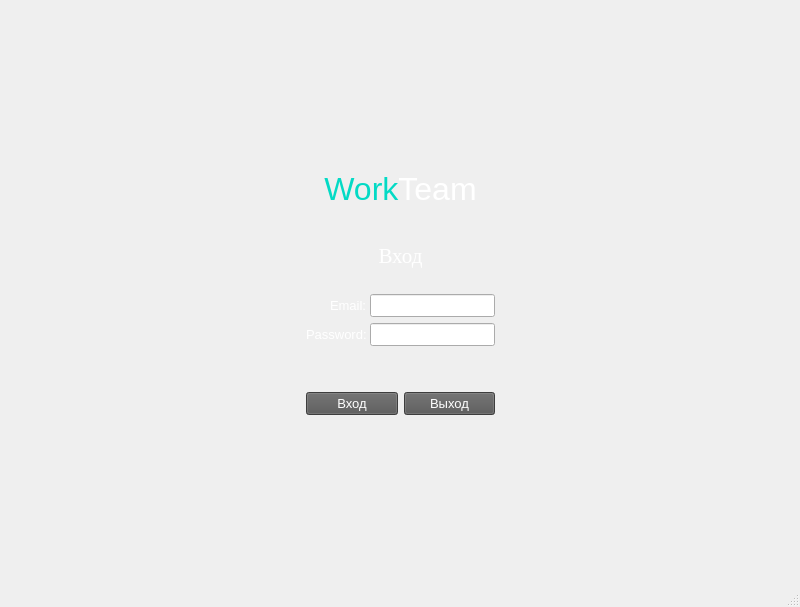
This is Client/Application01/mainwindow.ui in SuperSLD/TeamHomework as Qt 5 draws it before an edit. The edited form follows.
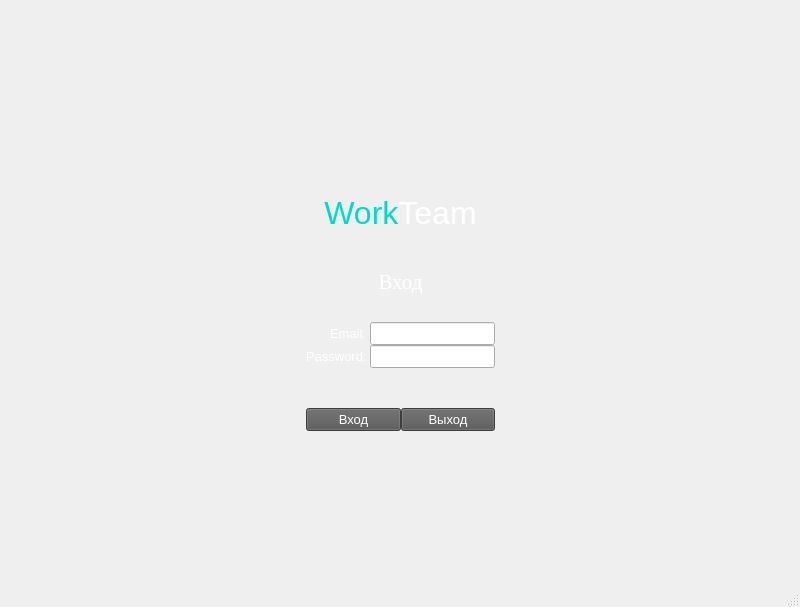
This is the edited form. Icons and pictures are not drawn.

```diff
--- a/Client/Application01/mainwindow.ui
+++ b/Client/Application01/mainwindow.ui
@@ -52,9 +52,61 @@
         </property>
        </spacer>
       </item>
+      <item row="2" column="3">
+       <spacer name="horizontalSpacer">
+        <property name="orientation">
+         <enum>Qt::Horizontal</enum>
+        </property>
+        <property name="sizeHint" stdset="0">
+         <size>
+          <width>40</width>
+          <height>20</height>
+         </size>
+        </property>
+       </spacer>
+      </item>
+      <item row="3" column="2">
+       <spacer name="verticalSpacer">
+        <property name="orientation">
+         <enum>Qt::Vertical</enum>
+        </property>
+        <property name="sizeHint" stdset="0">
+         <size>
+          <width>20</width>
+          <height>40</height>
+         </size>
+        </property>
+       </spacer>
+      </item>
       <item row="1" column="1" rowspan="2" colspan="2">
+       <widget class="QFrame" name="frame">
+        <property name="enabled">
+         <bool>true</bool>
+        </property>
+        <property name="styleSheet">
+         <string notr="true">border-image: url(:/resc/resc/back_login2.jpg);</string>
+        </property>
        <layout class="QGridLayout" name="gridLayout">
-        <item row="1" column="0">
+         <property name="horizontalSpacing">
+          <number>0</number>
+         </property>
+         <property name="verticalSpacing">
+          <number>8</number>
+         </property>
+         <item row="2" column="0">
+          <spacer name="horizontalSpacer_3">
+           <property name="orientation">
+            <enum>Qt::Horizontal</enum>
+           </property>
+           <property name="sizeHint" stdset="0">
+            <size>
+             <width>40</width>
+             <height>20</height>
+            </size>
+           </property>
+          </spacer>
+         </item>
+         <item row="2" column="1">
          <spacer name="verticalSpacer_3">
           <property name="orientation">
            <enum>Qt::Vertical</enum>
@@ -67,50 +119,7 @@
           </property>
          </spacer>
         </item>
-        <item row="2" column="0">
-         <widget class="QLabel" name="label_3">
-          <property name="font">
-           <font>
-            <family>Times New Roman</family>
-            <pointsize>16</pointsize>
-            <weight>50</weight>
-            <italic>false</italic>
-            <bold>false</bold>
-           </font>
-          </property>
-          <property name="styleSheet">
-           <string notr="true">color: rgb(255, 255, 255);</string>
-          </property>
-          <property name="text">
-           <string>Вход</string>
-          </property>
-          <property name="alignment">
-           <set>Qt::AlignCenter</set>
-          </property>
-         </widget>
-        </item>
-        <item row="0" column="0">
-         <widget class="QLabel" name="label_4">
-          <property name="font">
-           <font>
-            <family>Times New Roman</family>
-            <pointsize>24</pointsize>
-            <weight>50</weight>
-            <bold>false</bold>
-           </font>
-          </property>
-          <property name="styleSheet">
-           <string notr="true">color: rgb(255, 255, 255);</string>
-          </property>
-          <property name="text">
-           <string>&lt;html&gt;&lt;head/&gt;&lt;body&gt;&lt;p&gt;&lt;span style=&quot; color:#03dac5; font-family:arial;&quot;&gt;Work&lt;/span&gt;&lt;span style=&quot; color:white; font-family:arial;&quot;&gt;Team&lt;/span&gt;&lt;/p&gt;&lt;/body&gt;&lt;/html&gt;</string>
-          </property>
-          <property name="alignment">
-           <set>Qt::AlignCenter</set>
-          </property>
-         </widget>
-        </item>
-        <item row="3" column="0">
+         <item row="4" column="1">
          <spacer name="verticalSpacer_4">
           <property name="orientation">
            <enum>Qt::Vertical</enum>
@@ -123,7 +132,7 @@
           </property>
          </spacer>
         </item>
-        <item row="4" column="0">
+         <item row="5" column="1">
          <layout class="QVBoxLayout" name="verticalLayout">
           <item>
            <layout class="QFormLayout" name="layout_2">
@@ -171,7 +180,7 @@
                </font>
               </property>
               <property name="styleSheet">
-               <string notr="true">color: rgb(0, 0, 0);</string>
+                <string notr="true">color: rgb(255, 255, 255);</string>
               </property>
              </widget>
             </item>
@@ -198,7 +207,7 @@
                </font>
               </property>
               <property name="styleSheet">
-               <string notr="true">color: rgb(0, 0, 0);</string>
+                <string notr="true">color: rgb(255, 255, 255);</string>
               </property>
               <property name="echoMode">
                <enum>QLineEdit::Password</enum>
@@ -261,10 +270,29 @@
           </item>
          </layout>
         </item>
-       </layout>
-      </item>
-      <item row="2" column="3">
-       <spacer name="horizontalSpacer">
+         <item row="1" column="1">
+          <widget class="QLabel" name="label_4">
+           <property name="font">
+            <font>
+             <family>Times New Roman</family>
+             <pointsize>24</pointsize>
+             <weight>50</weight>
+             <bold>false</bold>
+            </font>
+           </property>
+           <property name="styleSheet">
+            <string notr="true">color: rgb(255, 255, 255);</string>
+           </property>
+           <property name="text">
+            <string>&lt;html&gt;&lt;head/&gt;&lt;body&gt;&lt;p&gt;&lt;span style=&quot; color:#03dac5; font-family:arial;&quot;&gt;Work&lt;/span&gt;&lt;span style=&quot; color:white; font-family:arial;&quot;&gt;Team&lt;/span&gt;&lt;/p&gt;&lt;/body&gt;&lt;/html&gt;</string>
+           </property>
+           <property name="alignment">
+            <set>Qt::AlignCenter</set>
+           </property>
+          </widget>
+         </item>
+         <item row="2" column="2">
+          <spacer name="horizontalSpacer_4">
         <property name="orientation">
          <enum>Qt::Horizontal</enum>
         </property>
@@ -276,8 +304,30 @@
         </property>
        </spacer>
       </item>
-      <item row="3" column="2">
-       <spacer name="verticalSpacer">
+         <item row="3" column="1">
+          <widget class="QLabel" name="label_3">
+           <property name="font">
+            <font>
+             <family>Times New Roman</family>
+             <pointsize>16</pointsize>
+             <weight>50</weight>
+             <italic>false</italic>
+             <bold>false</bold>
+            </font>
+           </property>
+           <property name="styleSheet">
+            <string notr="true">color: rgb(255, 255, 255);</string>
+           </property>
+           <property name="text">
+            <string>Вход</string>
+           </property>
+           <property name="alignment">
+            <set>Qt::AlignCenter</set>
+           </property>
+          </widget>
+         </item>
+         <item row="0" column="1">
+          <spacer name="verticalSpacer_6">
         <property name="orientation">
          <enum>Qt::Vertical</enum>
         </property>
@@ -288,6 +338,9 @@
          </size>
         </property>
        </spacer>
+         </item>
+        </layout>
+       </widget>
       </item>
      </layout>
     </item>
@@ -299,7 +352,7 @@
      <x>0</x>
      <y>0</y>
      <width>800</width>
-     <height>25</height>
+     <height>21</height>
     </rect>
    </property>
   </widget>
```
Lines whose indentation alone changed are shown as unchanged.
